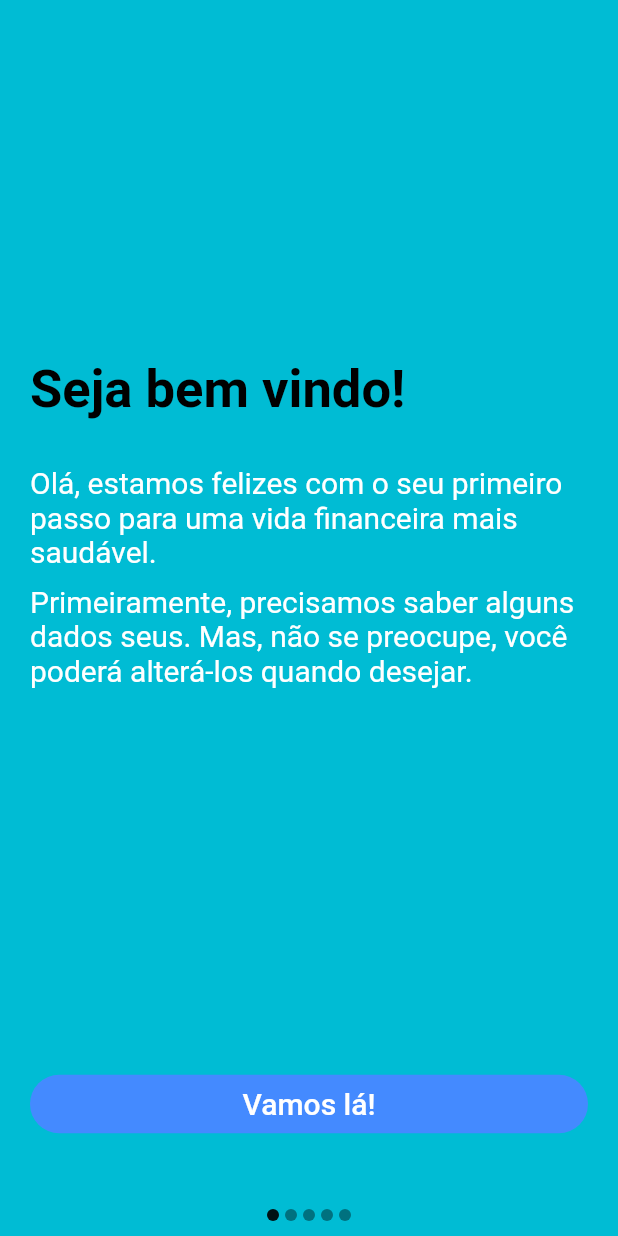
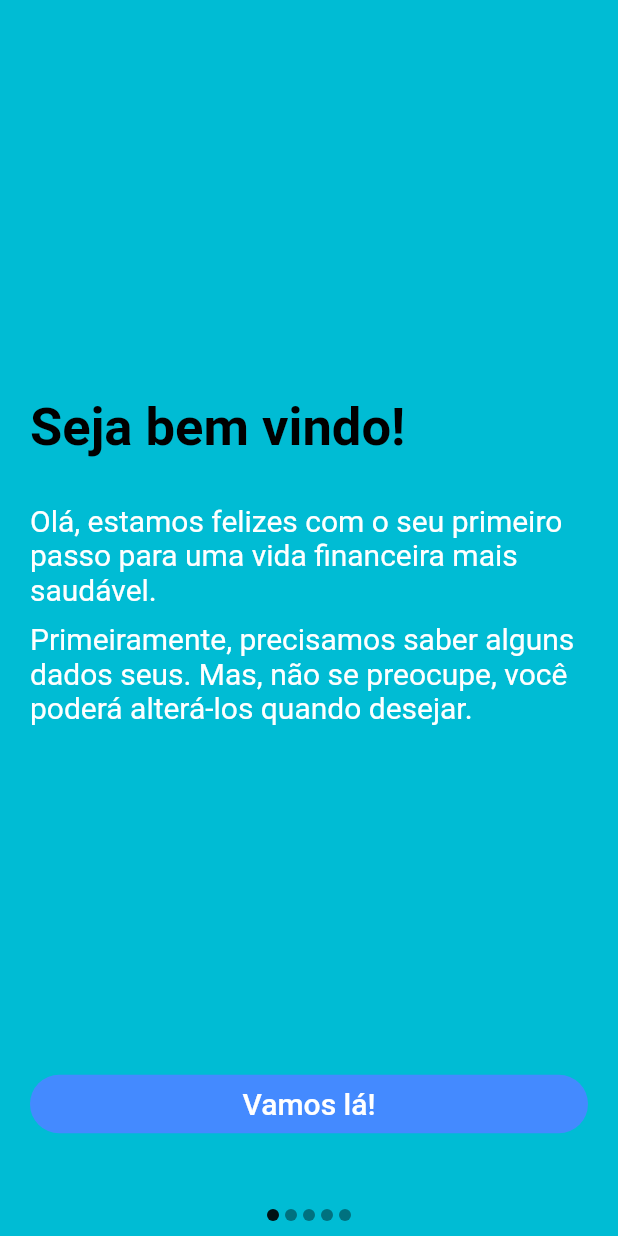
Before and after one commit to Kotayz/gerenciamento-de-financas, a Flutter app: the screen it shows after launch, on a phone screen of 412 x 824 dp. Run offline on Flutter 3.47's test engine with Material 2 defaults, Android fonts, the phone set to English and light mode, and no system bars; drawn by our look-alikes of carousel_slider; our stand-ins replace dio, flutter_clean_architecture.

Commit message:
Ajuste de comportamento de componentes

```diff
--- a/lib/app/pages/InitialUserInfo/initial_user_info_view.dart
+++ b/lib/app/pages/InitialUserInfo/initial_user_info_view.dart
@@ -93,7 +93,6 @@ class InitialUserInfoPageState
             reusableTextWithTextStyle(
                 'Primeiramente, precisamos saber alguns dados seus. Mas, não se preocupe, você poderá alterá-los quando desejar.',
                 20),
-            SizedBox(height: 50),
             Spacer(flex: 1),
             Row(children: <Widget>[
               Expanded(child: doneButton("Vamos lá!", 20))
@@ -123,12 +122,13 @@ class InitialUserInfoPageState
             reusableTextFieldWithTextStyle('Celular', 20),
             Spacer(flex: 1),
             Row(
-              mainAxisSize: MainAxisSize.max,
+              mainAxisSize: MainAxisSize.min,
               mainAxisAlignment: MainAxisAlignment.spaceEvenly,
+              crossAxisAlignment: CrossAxisAlignment.center,
               children: <Widget>[
-                Expanded(child: previousButton("Voltar", 15)),
+                Expanded (child: previousButton("Voltar", 15)),
                 Spacer(),
-                Expanded(child: doneButton("Prosseguir", 15))
+                Expanded (child: doneButton("Prosseguir", 15))
               ],
             ),
           ],
@@ -165,7 +165,7 @@ class InitialUserInfoPageState
             mainAxisAlignment: MainAxisAlignment.spaceEvenly,
             children: <Widget>[
               Expanded(child: previousButton("Voltar", 15)),
-              SizedBox(width: 50),
+              Spacer(),
               Expanded(child: doneButton("Prosseguir", 15))
             ],
           ),
@@ -195,14 +195,13 @@ class InitialUserInfoPageState
             ),
             keyboardType: TextInputType.number,
           ),
-          SizedBox(height: 50),
           Spacer(flex: 1),
           Row(
             mainAxisSize: MainAxisSize.max,
             mainAxisAlignment: MainAxisAlignment.spaceEvenly,
             children: <Widget>[
               Expanded(child: previousButton("Voltar", 15)),
-              SizedBox(width: 50),
+              Spacer(),
               Expanded(child: doneButton("Prosseguir", 15))
             ],
           ),
@@ -246,14 +245,19 @@ class InitialUserInfoPageState
             groupValue: controller.radioValue,
             title: Text('Sim, somente por SMS', style: TextStyle(fontSize: 20, color: Colors.white)),
           ),
-          SizedBox(height: 50),
+          RadioListTile(
+            value: 3,
+            onChanged: controller.handleRadioChange,
+            groupValue: controller.radioValue,
+            title: Text('Não', style: TextStyle(fontSize: 20, color: Colors.white)),
+          ),
           Spacer(flex: 1),
           Row(
             mainAxisSize: MainAxisSize.max,
             mainAxisAlignment: MainAxisAlignment.spaceEvenly,
             children: <Widget>[
               Expanded(child: previousButton("Voltar", 15)),
-              SizedBox(width: 50),
+              Spacer(),
               Expanded(child: doneButton("Concluir", 15))
             ],
           ),
```
